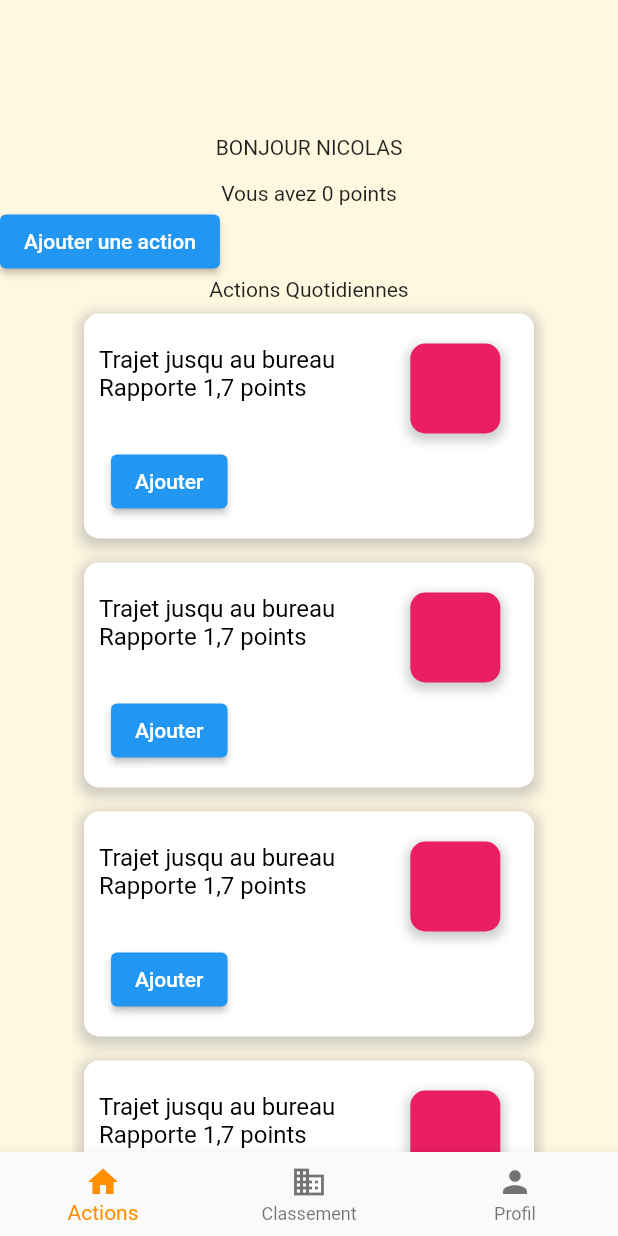
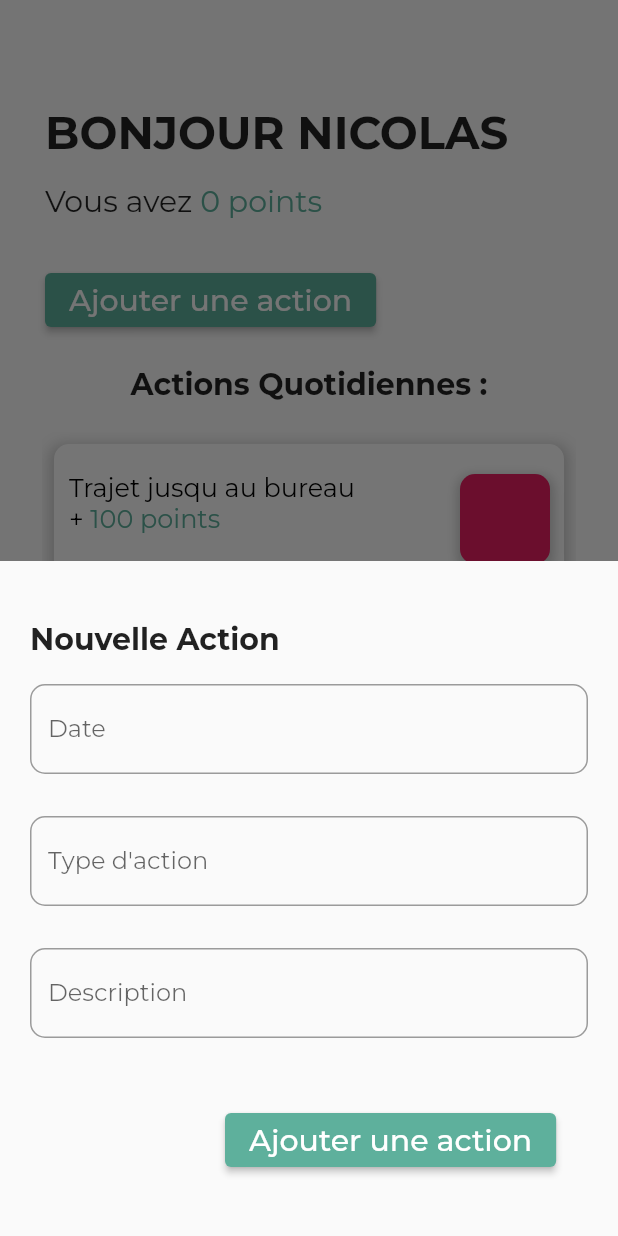
Before and after one commit to EXTIARBONE/extiarbone_flutter, a Flutter app: the screen it shows after launch, after a tap on "Ajouter une action", on a phone screen of 412 x 824 dp. Run offline on Flutter 3.47's test engine with Material 2 defaults, Android fonts, the phone set to English and light mode, and no system bars; our stand-ins replace google_fonts; project files that could hold a hidden picture were left out.

Commit message:
design page principale

```diff
--- a/lib/pages/actions.dart
+++ b/lib/pages/actions.dart
@@ -1,6 +1,7 @@
 import 'package:flutter/material.dart';
 import 'package:flutter/src/widgets/framework.dart';
 import 'package:flutter/src/widgets/placeholder.dart';
+import 'package:flutter_extiarbonne/pages/add_action_bottom_sheet.dart';
 import 'package:flutter_extiarbonne/widget/widget_action_container.dart';
 import 'package:google_fonts/google_fonts.dart';
 
@@ -15,40 +16,93 @@ class _EventState extends State<Event> {
   @override
   Widget build(BuildContext context) {
     return Scaffold(
-      backgroundColor: Colors.amber[50],
+      backgroundColor: const Color(0xFFFCFCFC),
       body: Column(
         children: [
           const SizedBox(
-            height: 90,
+            height: 70,
           ),
-          const Center(
-            child: Text(
-              "BONJOUR NICOLAS",
+          Center(
+            child: Row(
+              children: [
+                SizedBox(width: 30),
+                Text(
+                  "BONJOUR NICOLAS",
+                  style: GoogleFonts.montserrat(
+                    fontSize: 30,
+                    fontWeight: FontWeight.bold,
+                  ),
+                ),
+              ],
             ),
           ),
           const SizedBox(
             height: 15,
           ),
-          const Text("Vous avez 0 points"),
           Row(
             children: [
+              SizedBox(
+                width: 30,
+              ),
+              Text(
+                "Vous avez ",
+                style: GoogleFonts.montserrat(
+                  fontSize: 20,
+                ),
+              ),
+              Text(
+                "0 points",
+                style: GoogleFonts.montserrat(
+                  fontSize: 20,
+                  color: const Color(0xFF5EB09C),
+                ),
+              ),
+            ],
+          ),
+          const SizedBox(
+            height: 30,
+          ),
+          Row(
+            children: [
+              const SizedBox(
+                width: 30,
+              ),
               ElevatedButton(
                 onPressed: () {
-                  // ignore: avoid_print
-                  print("OK");
+                  _showBottomSheet(context);
                 },
-                child: const Text("Ajouter une action"),
+                style: ButtonStyle(
+                  backgroundColor: MaterialStateProperty.all<Color>(
+                    const Color(0xFF5EB09C),
+                  ),
+                ),
+                child: Text(
+                  "Ajouter une action",
+                  style: GoogleFonts.montserrat(
+                    fontSize: 20,
+                  ),
+                ),
               ),
               const SizedBox(
                 width: 100,
               ),
             ],
           ),
-          const Text("Actions Quotidiennes"),
+          const SizedBox(
+            height: 20,
+          ),
+          Text(
+            "Actions Quotidiennes :",
+            style: GoogleFonts.montserrat(
+              fontSize: 20,
+              fontWeight: FontWeight.bold
+            ),
+          ),
+          const SizedBox(height: 20),
           Expanded(
             child: SingleChildScrollView(
               child: Column(
-                children: [
+                children: const [
                   ActionContainer(),
                   ActionContainer(),
                   ActionContainer(),
@@ -62,3 +116,12 @@ class _EventState extends State<Event> {
     );
   }
 }
+
+void _showBottomSheet(BuildContext context) {
+  showModalBottomSheet(
+    context: context,
+    builder: (BuildContext context) {
+      return AddAction();
+    },
+  );
+}
--- /dev/null
+++ b/lib/pages/add_action_bottom_sheet.dart
@@ -0,0 +1,114 @@
+import 'package:flutter/material.dart';
+import 'package:flutter/src/widgets/framework.dart';
+import 'package:flutter/src/widgets/placeholder.dart';
+import 'package:google_fonts/google_fonts.dart';
+
+class AddAction extends StatefulWidget {
+  const AddAction({super.key});
+
+  @override
+  State<AddAction> createState() => _AddActionState();
+}
+
+class _AddActionState extends State<AddAction> {
+  @override
+  Widget build(BuildContext context) {
+    return SizedBox(
+      height: 450,
+      child: Column(
+        children: [
+          Row(
+            children: [
+              const SizedBox(width: 20,),
+              Column(
+                children: [
+                  const SizedBox(height: 40),
+                  Text('Nouvelle Action',
+                  style: GoogleFonts.montserrat(
+                        fontSize: 20, fontWeight: FontWeight.bold),
+                  ),
+                ],
+              ),
+              const SizedBox(),
+            ],
+          ),
+          const SizedBox(height: 10,),
+          Padding(
+            padding: const EdgeInsets.fromLTRB(20, 8, 20, 4),
+            child: TextField(
+              decoration: InputDecoration(
+                labelText: 'Date',
+                border: OutlineInputBorder(
+                  borderRadius: BorderRadius.circular(10.0),
+                ),
+              ),
+              textAlignVertical: TextAlignVertical.center,
+              style: GoogleFonts.montserrat(
+                fontSize: 16,
+              ),
+            ),
+          ),
+          const SizedBox(
+            height: 20,
+          ),
+          Padding(
+            padding: const EdgeInsets.fromLTRB(20, 4, 20, 4),
+            child: TextField(
+              decoration: InputDecoration(
+                labelText: "Type d'action",
+                border: OutlineInputBorder(
+                  borderRadius: BorderRadius.circular(10.0),
+                ),
+              ),
+              textAlignVertical: TextAlignVertical.center,
+              style: GoogleFonts.montserrat(
+                fontSize: 16,
+              ),
+            ),
+          ),
+          const SizedBox(
+            height: 20,
+          ),
+          Padding(
+            padding: const EdgeInsets.fromLTRB(20, 4, 20, 4),
+            child: TextField(
+              decoration: InputDecoration(
+                labelText: 'Description',
+                border: OutlineInputBorder(
+                  borderRadius: BorderRadius.circular(10.0),
+                ),
+              ),
+              textAlignVertical: TextAlignVertical.center,
+               style: GoogleFonts.montserrat(
+                    fontSize: 16,
+                  ),
+            ),
+          ),
+          const SizedBox(height: 40,),
+          Row(
+            children: [
+              const SizedBox(width: 150,),
+              ElevatedButton(
+                onPressed: () {
+
+                },
+                style: ButtonStyle(
+                  backgroundColor: MaterialStateProperty.all<Color>(
+                    const Color(0xFF5EB09C),
+                  ),
+                ),
+                child: Text(
+                  "Ajouter une action",
+                  style: GoogleFonts.montserrat(
+                    fontSize: 20,
+                  ),
+                ),
+              ),
+
+            ],
+          ),
+        ],
+      ),
+    );
+  }
+}
--- a/lib/widget/widget_action_container.dart
+++ b/lib/widget/widget_action_container.dart
@@ -1,6 +1,7 @@
 import 'package:flutter/material.dart';
 import 'package:flutter/src/widgets/framework.dart';
 import 'package:flutter/src/widgets/placeholder.dart';
+import 'package:google_fonts/google_fonts.dart';
 
 class ActionContainer extends StatelessWidget {
   const ActionContainer({super.key});
@@ -10,7 +11,7 @@ class ActionContainer extends StatelessWidget {
     return Padding(
       padding: const EdgeInsets.all(8.0),
       child: Container(
-          width: 300,
+          width: 340,
           height: 150,
           decoration: BoxDecoration(
             borderRadius: BorderRadius.circular(10.0),
@@ -32,19 +33,35 @@ class ActionContainer extends StatelessWidget {
                 child: Row(
                   children: [
                     RichText(
-                      text: const TextSpan(
-                        style: TextStyle(
+                      text: TextSpan(
+                        style: const TextStyle(
                           fontSize: 16,
                           color: Colors.black,
                         ),
                         children: <TextSpan>[
-                          TextSpan(text: 'Trajet jusqu au bureau'),
-                          TextSpan(text: '\nRapporte 1,7 points'),
+                          TextSpan(
+                            text: 'Trajet jusqu au bureau',
+                            style: GoogleFonts.montserrat(
+                              fontSize: 17,
+                            ),
+                          ),
+                          TextSpan(text: '\n+',
+                          style: GoogleFonts.montserrat(
+                              fontSize: 17,
+                            ),
+                          ),
+                          TextSpan(
+                            text: ' 100 points',
+                            style: GoogleFonts.montserrat(
+                              fontSize: 17,
+                              color: const Color(0xFF5EB09C),
+                            ),
+                          ),
                         ],
                       ),
                     ),
                     const SizedBox(
-                      width: 50,
+                      width: 70,
                     ),
                     Padding(
                       padding: const EdgeInsets.only(top: 20),
@@ -79,9 +96,18 @@ class ActionContainer extends StatelessWidget {
                       width: 10,
                     ),
                     ElevatedButton(
-                      onPressed: () {},
-                      child: const Text("Ajouter"),
-                    ),
+                        onPressed: () {},
+                        // ignore: prefer_const_constructors
+                        style: ButtonStyle(
+                          backgroundColor: MaterialStateProperty.all<Color>(
+                            const Color(0xFFF4B55F),
+                          ),
+                        ),
+                        child: Text("Ajouter",
+                        style: GoogleFonts.montserrat(
+                            fontSize: 17,
+                          ),
+                        )),
                     const SizedBox(
                       width: 120,
                     ),
```
